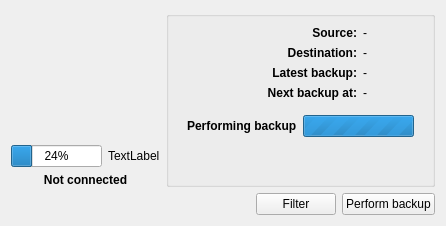
Above: src/app/mainwidgetbase.ui from flavio/kaveau before the change. Below: the same form after it.
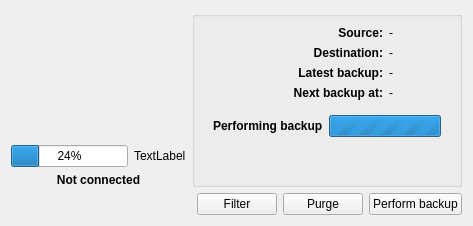
That is the form after the change. The open tabs and pages were chosen to show the change.

Commit message: created thread for old backups deletion. Started to integrate it into the ui

```diff
--- a/src/app/mainwidgetbase.ui
+++ b/src/app/mainwidgetbase.ui
@@ -6,7 +6,7 @@
    <rect>
     <x>0</x>
     <y>0</y>
-    <width>435</width>
+    <width>473</width>
     <height>223</height>
    </rect>
   </property>
@@ -296,7 +296,7 @@
                  <number>0</number>
                 </property>
                 <property name="value">
-                 <number>216249</number>
+                 <number>216537</number>
                 </property>
                </widget>
               </item>
@@ -497,6 +497,13 @@
        </property>
       </widget>
      </item>
+     <item>
+      <widget class="QPushButton" name="btnPurge">
+       <property name="text">
+        <string>Purge</string>
+       </property>
+      </widget>
+     </item>
      <item>
       <widget class="QPushButton" name="btnBackup">
        <property name="text">
```
Left out of the diff: 4 changed lines with no effect on the pictures. The commit also changes 6 other files.
